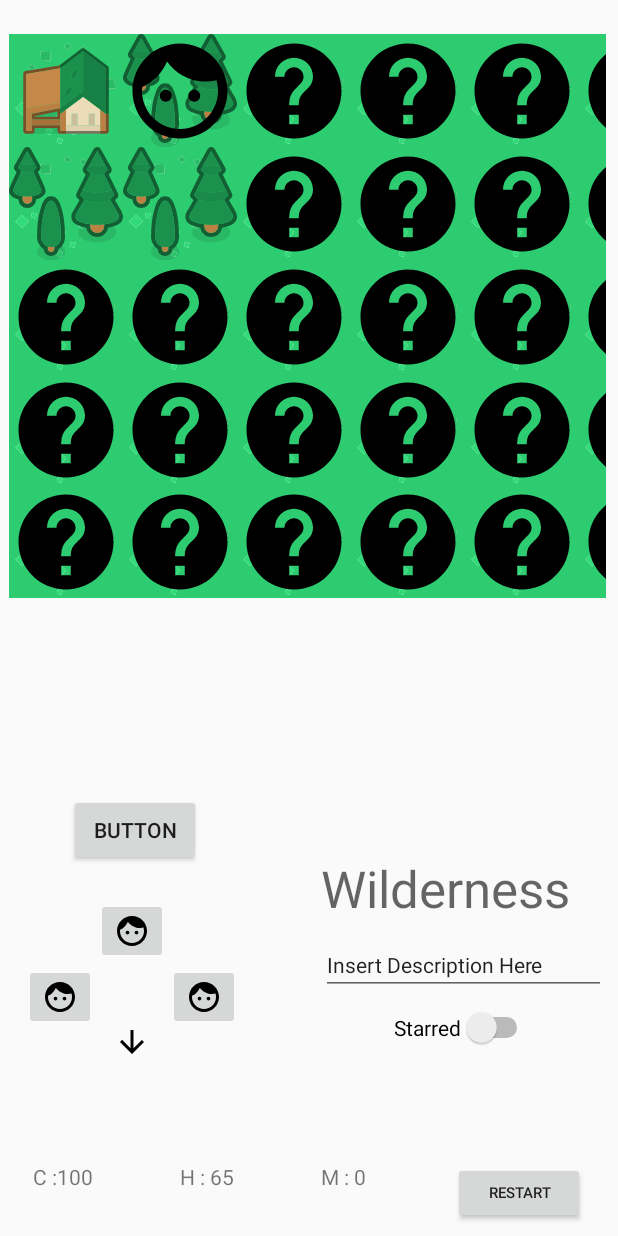
After one commit to CPMugMan/GridGame, an Android app: the NavigationActivity2 screen opened directly, with no data from a screen before it, on a phone screen of 412 x 824 dp. The commit adds this screen. Run offline under Robolectric (Android 15) with nearby library versions, the phone set to English and light mode, and no system bars.

Commit message:
Created New Navigation

```diff
--- a/app/src/main/AndroidManifest.xml
+++ b/app/src/main/AndroidManifest.xml
@@ -9,6 +9,7 @@
         android:roundIcon="@mipmap/ic_launcher_round"
         android:supportsRtl="true"
         android:theme="@style/AppTheme">
+        <activity android:name=".NavigationActivity2"></activity>
         <activity android:name=".OpeningScreenActivity">
             <intent-filter>
                 <action android:name="android.intent.action.MAIN" />
@@ -25,7 +26,7 @@
             android:theme="@style/AppTheme.NoActionBar" />
         <activity android:name=".SmellOScopeActivity" />
         <activity android:name=".SmellActivity" />
-        <activity android:name=".OverviewActivity"></activity>
+        <activity android:name=".OverviewActivity" />
     </application>
 
 </manifest>
--- a/app/src/main/java/au/edu/curtin/gridgame/AreaInfoFragment.java
+++ b/app/src/main/java/au/edu/curtin/gridgame/AreaInfoFragment.java
@@ -104,7 +104,11 @@ public class AreaInfoFragment extends Fragment
     {
         this.inArea = inArea;
 
-        if(inArea.getTown() == false)
+        if(!inArea.getExplored())
+        {
+            areaType.setText("Unexplored");
+        }
+        else if(inArea.getTown() == false)
         {
             areaType.setText("Wilderness");
         }
--- a/app/src/main/java/au/edu/curtin/gridgame/Equipment.java
+++ b/app/src/main/java/au/edu/curtin/gridgame/Equipment.java
@@ -32,6 +32,8 @@ public class Equipment extends Item
         winningItem = inWin;
     }
 
+
+
     public boolean isWinningItem()
     {
         return winningItem;
--- a/app/src/main/java/au/edu/curtin/gridgame/NavigationActivity.java
+++ b/app/src/main/java/au/edu/curtin/gridgame/NavigationActivity.java
@@ -72,7 +72,7 @@ public class NavigationActivity extends AppCompatActivity
             @Override
             public void onClick(View v)
             {
-                if(gameData.positionCheck(1,0) == false)
+                if(!gameData.positionCheck(1, 0))
                 {
                     cantMove();
                 }
--- /dev/null
+++ b/app/src/main/java/au/edu/curtin/gridgame/NavigationActivity2.java
@@ -0,0 +1,326 @@
+package au.edu.curtin.gridgame;
+
+import android.content.Intent;
+import android.support.annotation.NonNull;
+import android.support.v4.app.FragmentManager;
+import android.support.v7.app.AlertDialog;
+import android.support.v7.app.AppCompatActivity;
+import android.os.Bundle;
+import android.support.v7.widget.GridLayoutManager;
+import android.support.v7.widget.RecyclerView;
+import android.transition.Explode;
+import android.view.LayoutInflater;
+import android.view.View;
+import android.view.ViewGroup;
+import android.view.Window;
+import android.widget.Button;
+import android.widget.ImageButton;
+import android.widget.ImageView;
+
+public class NavigationActivity2 extends AppCompatActivity
+{
+    private GameData gameData;
+    private AlertDialog.Builder builder;
+
+    private ImageButton northButton;
+    private ImageButton southButton;
+    private ImageButton eastButton;
+    private ImageButton westButton;
+
+    private AreaInfoFragment fragA;
+    private StatusBarFragment fragB;
+    private MyAdapter adapter;
+
+    @Override
+    protected void onCreate(Bundle savedInstanceState)
+    {
+        super.onCreate(savedInstanceState);
+        setContentView(R.layout.activity_navigation2);
+        gameData = GameData.get(getApplicationContext());
+        gameData.createItems();
+        gameData.load();
+        gameData.load2();
+        gameData.getCurrArea().setExplored(true);
+        buttonSetup();
+
+        builder = new AlertDialog.Builder(NavigationActivity2.this);
+        builder.setCancelable(true);
+
+        FragmentManager fm = getSupportFragmentManager();
+        fragA = (AreaInfoFragment)fm.findFragmentById(R.id.af_container);
+        fragB = (StatusBarFragment)fm.findFragmentById(R.id.sb_container);
+        if(fragA == null)
+        {
+            fragA = new AreaInfoFragment();
+            fm.beginTransaction()
+                    .add(R.id.af_container, fragA).commit();
+        }
+        if(fragB == null)
+        {
+            fragB = new StatusBarFragment();
+            fm.beginTransaction()
+                    .add(R.id.sb_container,fragB).commit();
+        }
+        RecyclerView rc = (RecyclerView)findViewById(R.id.map);
+        rc.setLayoutManager(new GridLayoutManager(this,GameData.X,GridLayoutManager.HORIZONTAL,false));
+        adapter =  new MyAdapter();
+        rc.setAdapter(adapter);
+
+        southButton.setOnClickListener(new View.OnClickListener()
+        {
+            @Override
+            public void onClick(View v)
+            {
+                if(!gameData.positionCheck(1, 0))
+                {
+                    cantMove();
+                }
+                else
+                {
+                    gameData.movePlayer(1,0);
+                    gameData.getCurrArea().setExplored(true);
+                    gameData.updatePlayer();
+                    updateUI();
+                    checkState();
+
+                }
+            }
+        });
+
+        northButton.setOnClickListener(new View.OnClickListener()
+        {
+            @Override
+            public void onClick(View v)
+            {
+                if(!gameData.positionCheck(-1, 0))
+                {
+                    cantMove();
+                }
+                else
+                {
+                    gameData.movePlayer(-1,0);
+                    gameData.getCurrArea().setExplored(true);
+                    gameData.updatePlayer();
+                    updateUI();
+                    checkState();
+
+
+                }
+            }
+        });
+
+        westButton.setOnClickListener(new View.OnClickListener()
+        {
+            @Override
+            public void onClick(View v)
+            {
+                if(!gameData.positionCheck(0, 1))
+                {
+                    cantMove();
+                }
+                else
+                {
+                    gameData.movePlayer(0,1);
+                    gameData.getCurrArea().setExplored(true);
+                    gameData.updatePlayer();
+                    updateUI();
+                    checkState();
+
+                }
+
+            }
+        });
+
+        eastButton.setOnClickListener(new View.OnClickListener()
+        {
+            @Override
+            public void onClick(View v)
+            {
+                if(!gameData.positionCheck(0, -1))
+                {
+                    cantMove();
+                }
+                else
+                {
+                    gameData.movePlayer(0,-1);
+                    gameData.getCurrArea().setExplored(true);
+                    gameData.updatePlayer();
+                    updateUI();
+                    checkState();
+                }
+            }
+        });
+
+
+    }
+
+    public void buttonSetup()
+    {
+        northButton = (ImageButton)findViewById(R.id.upArrow);
+        southButton = (ImageButton)findViewById(R.id.downArrow);
+        eastButton = (ImageButton) findViewById(R.id.leftArrow);
+        westButton = (ImageButton)findViewById(R.id.rightArrow);
+
+    }
+
+    private class MyAdapter extends RecyclerView.Adapter<MyDataVHolder>
+    {
+        @Override
+        public MyDataVHolder onCreateViewHolder(@NonNull ViewGroup viewGroup, int i)
+        {
+            LayoutInflater li = LayoutInflater.from(NavigationActivity2.this);
+            return new MyDataVHolder(li, viewGroup);
+        }
+
+        @Override
+        public void onBindViewHolder(MyDataVHolder myDataVHolder, int i)
+        {
+            int row = i%GameData.X;
+            int col = i/GameData.X;
+            myDataVHolder.bind(gameData.getArea(row,col));
+        }
+
+        @Override
+        public int getItemCount()
+        {
+            return gameData.X*gameData.Y;
+        }
+    }
+
+    private class MyDataVHolder extends RecyclerView.ViewHolder
+    {
+        private ImageView grass;
+        private ImageView wilderness;
+        private ImageView town;
+        private ImageView person;
+        private ImageView star;
+        private ImageView explored;
+        private Area area;
+
+        MyDataVHolder(LayoutInflater li, ViewGroup parent)
+        {
+            super(li.inflate(R.layout.grid_cell,parent,false));
+            int size = parent.getMeasuredHeight() / gameData.X + 2;
+            ViewGroup.LayoutParams lp = itemView.getLayoutParams();
+            lp.width = size;
+            lp.height = size;
+
+            grass = (ImageView)itemView.findViewById(R.id.grass);
+            wilderness = (ImageView)itemView.findViewById(R.id.wilderness);
+            town = (ImageView)itemView.findViewById(R.id.town);
+            person = (ImageView)itemView.findViewById(R.id.person);
+            star = (ImageView)itemView.findViewById(R.id.starred);
+            explored = (ImageView)itemView.findViewById(R.id.explored);
+
+            grass.setOnClickListener(new View.OnClickListener()
+            {
+                @Override
+                public void onClick(View v)
+                {
+                    fragA.updateArea(area);
+                    adapter.notifyDataSetChanged();
+                }
+            });
+        }
+
+        void bind(Area inArea)
+        {
+            //grass.setImageResource(inArea.getGrass());
+            if(!inArea.getExplored())
+            {
+                //grass.setImageResource(inArea.getGrass());
+                explored.setImageResource(inArea.getExploredP());
+                town.setImageResource(0);
+                wilderness.setImageResource(0);
+                person.setImageResource(0);
+                grass.setImageResource(inArea.getGrass());
+
+            }
+            else
+            {
+                explored.setImageResource(0);
+                everythingElse(inArea);
+            }
+            this.area = inArea;
+
+        }
+
+        void everythingElse(Area inArea)
+        {
+            grass.setImageResource(inArea.getGrass());
+            if(inArea.getTown())
+            {
+                town.setImageResource(inArea.getTownP());
+
+            }
+            else
+            {
+                town.setImageResource(0);
+            }
+            if(!inArea.getTown())
+            {
+                wilderness.setImageResource(inArea.getWilderness());
+            }
+            else
+            {
+                wilderness.setImageResource(0);
+            }
+            if(inArea.getX() == gameData.getPlayer().getColLocation() && inArea.getY() == gameData.getPlayer().getRowLocation())
+            {
+                person.setImageResource(inArea.getPerson());
+            }
+            else
+            {
+                person.setImageResource(0);
+            }
+            if(inArea.getStarred())
+            {
+                star.setImageResource(inArea.getStar());
+            }
+            else
+            {
+                star.setImageResource(0);
+            }
+
+        }
+
+    }
+
+    public void updateUI()
+    {
+        fragA.updateUI();
+        fragB.updateUI();
+        adapter.notifyDataSetChanged();
+
+    }
+
+    private void checkState()
+    {
+        if(gameData.getPlayer().getWinCount() == 3)
+        {
+            showMessage("Congrats You Win!");
+            startActivity(new Intent(NavigationActivity2.this,OpeningScreenActivity.class));
+            gameData.resetGame();
+
+        }
+        if(gameData.getPlayer().getHealth() <= 0)
+        {
+            showMessage("You Lose");
+            startActivity(new Intent(NavigationActivity2.this,OpeningScreenActivity.class));
+            gameData.resetGame();
+
+        }
+    }
+
+    private void showMessage(String message)
+    {
+        builder.setMessage(message);
+        builder.show();
+    }
+
+    public void cantMove()
+    {
+        builder.setMessage("Cannot Move there");
+        builder.show();
+    }
+}
--- /dev/null
+++ b/app/src/main/res/drawable/ic_baseline_arrow_downward_24px.xml
@@ -0,0 +1,9 @@
+<vector xmlns:android="http://schemas.android.com/apk/res/android"
+    android:width="24dp"
+    android:height="24dp"
+    android:viewportWidth="24"
+    android:viewportHeight="24">
+  <path
+      android:pathData="M20,12l-1.41,-1.41L13,16.17V4h-2v12.17l-5.58,-5.59L4,12l8,8 8,-8z"
+      android:fillColor="#010101"/>
+</vector>
--- a/app/src/main/res/drawable/ic_explored.xml
+++ b/app/src/main/res/drawable/ic_explored.xml
@@ -1,4 +1,4 @@
-<vector android:alpha="0.54" android:height="24dp"
+<vector android:alpha="1.00" android:height="24dp"
     android:viewportHeight="24" android:viewportWidth="24"
     android:width="24dp" xmlns:android="http://schemas.android.com/apk/res/android">
     <path android:fillColor="#FF000000" android:pathData="M12,2C6.48,2 2,6.48 2,12s4.48,10 10,10 10,-4.48 10,-10S17.52,2 12,2zM13,19h-2v-2h2v2zM15.07,11.25l-0.9,0.92C13.45,12.9 13,13.5 13,15h-2v-0.5c0,-1.1 0.45,-2.1 1.17,-2.83l1.24,-1.26c0.37,-0.36 0.59,-0.86 0.59,-1.41 0,-1.1 -0.9,-2 -2,-2s-2,0.9 -2,2L8,9c0,-2.21 1.79,-4 4,-4s4,1.79 4,4c0,0.88 -0.36,1.68 -0.93,2.25z"/>
--- /dev/null
+++ b/app/src/main/res/drawable/ic_playicon.xml
@@ -0,0 +1,4 @@
+<vector android:height="24dp" android:viewportHeight="48"
+    android:viewportWidth="48" android:width="24dp" xmlns:android="http://schemas.android.com/apk/res/android">
+    <path android:fillColor="#fff" android:pathData="M24,4C12.95,4 4,12.95 4,24s8.95,20 20,20 20,-8.95 20,-20S35.05,4 24,4zM20,33L20,15l12,9 -12,9z"/>
+</vector>
--- /dev/null
+++ b/app/src/main/res/layout/activity_navigation2.xml
@@ -0,0 +1,112 @@
+<?xml version="1.0" encoding="utf-8"?>
+<android.support.constraint.ConstraintLayout xmlns:android="http://schemas.android.com/apk/res/android"
+    xmlns:app="http://schemas.android.com/apk/res-auto"
+    xmlns:tools="http://schemas.android.com/tools"
+    android:layout_width="match_parent"
+    android:layout_height="match_parent"
+    tools:context="au.edu.curtin.gridgame.NavigationActivity2">
+
+    <android.support.v7.widget.RecyclerView
+        android:id="@+id/map"
+        android:layout_width="398dp"
+        android:layout_height="376dp"
+        android:layout_marginBottom="8dp"
+        app:layout_constraintBottom_toBottomOf="@+id/sb_container"
+        app:layout_constraintHorizontal_bias="0.428"
+        app:layout_constraintLeft_toLeftOf="parent"
+        app:layout_constraintRight_toRightOf="parent"
+        app:layout_constraintTop_toTopOf="parent"
+        app:layout_constraintVertical_bias="0.052" />
+
+    <FrameLayout
+        android:id="@+id/af_container"
+        android:layout_width="190dp"
+        android:layout_height="145dp"
+        android:layout_marginStart="8dp"
+        android:layout_marginTop="8dp"
+        android:layout_marginEnd="8dp"
+        android:layout_marginBottom="68dp"
+        app:layout_constraintBottom_toTopOf="@+id/sb_container"
+        app:layout_constraintEnd_toEndOf="parent"
+        app:layout_constraintHorizontal_bias="1.0"
+        app:layout_constraintStart_toStartOf="parent"
+        app:layout_constraintTop_toTopOf="parent"
+        app:layout_constraintVertical_bias="1.0">
+
+    </FrameLayout>
+
+    <FrameLayout
+        android:id="@+id/sb_container"
+        android:layout_width="368dp"
+        android:layout_height="41dp"
+        android:layout_marginStart="8dp"
+        android:layout_marginTop="8dp"
+        android:layout_marginEnd="8dp"
+        android:layout_marginBottom="8dp"
+        app:layout_constraintBottom_toBottomOf="parent"
+        app:layout_constraintEnd_toEndOf="parent"
+        app:layout_constraintStart_toStartOf="parent"
+        app:layout_constraintTop_toTopOf="parent"
+        app:layout_constraintVertical_bias="1.0">
+
+    </FrameLayout>
+
+    <ImageButton
+        android:id="@+id/downArrow"
+        android:layout_width="wrap_content"
+        android:layout_height="wrap_content"
+        android:layout_marginTop="40dp"
+        android:layout_marginEnd="12dp"
+        android:background="@null"
+        app:layout_constraintEnd_toEndOf="@+id/upArrow"
+        app:layout_constraintTop_toBottomOf="@+id/upArrow"
+        app:srcCompat="@drawable/ic_baseline_arrow_downward_24px" />
+
+    <ImageButton
+        android:id="@+id/leftArrow"
+        android:layout_width="wrap_content"
+        android:layout_height="wrap_content"
+        app:layout_constraintEnd_toStartOf="@+id/upArrow"
+        app:layout_constraintTop_toBottomOf="@+id/upArrow"
+        app:srcCompat="@drawable/ic_person" />
+
+    <ImageButton
+        android:id="@+id/rightArrow"
+        android:layout_width="wrap_content"
+        android:layout_height="wrap_content"
+        app:layout_constraintStart_toEndOf="@+id/upArrow"
+        app:layout_constraintTop_toBottomOf="@+id/upArrow"
+        app:srcCompat="@drawable/ic_person" />
+
+    <ImageButton
+        android:id="@+id/upArrow"
+        android:layout_width="wrap_content"
+        android:layout_height="wrap_content"
+        android:layout_marginStart="64dp"
+        android:layout_marginTop="8dp"
+        android:layout_marginEnd="8dp"
+        android:layout_marginBottom="8dp"
+        app:layout_constraintBottom_toBottomOf="parent"
+        app:layout_constraintEnd_toEndOf="parent"
+        app:layout_constraintHorizontal_bias="0.0"
+        app:layout_constraintStart_toStartOf="parent"
+        app:layout_constraintTop_toTopOf="parent"
+        app:layout_constraintVertical_bias="0.773"
+        app:srcCompat="@drawable/ic_person" />
+
+    <Button
+        android:id="@+id/button2"
+        android:layout_width="wrap_content"
+        android:layout_height="wrap_content"
+        android:layout_marginStart="8dp"
+        android:layout_marginTop="8dp"
+        android:layout_marginEnd="8dp"
+        android:layout_marginBottom="8dp"
+        android:text="Button"
+        app:layout_constraintBottom_toBottomOf="parent"
+        app:layout_constraintEnd_toEndOf="parent"
+        app:layout_constraintHorizontal_bias="0.123"
+        app:layout_constraintStart_toStartOf="parent"
+        app:layout_constraintTop_toTopOf="parent"
+        app:layout_constraintVertical_bias="0.686" />
+</android.support.constraint.ConstraintLayout>
--- a/app/src/main/res/values/styles.xml
+++ b/app/src/main/res/values/styles.xml
@@ -1,7 +1,7 @@
 <resources>
 
     <!-- Base application theme. -->
-    <style name="AppTheme" parent="Theme.AppCompat.Light.DarkActionBar">
+    <style name="AppTheme" parent="Theme.AppCompat.Light.NoActionBar">
         <!-- Customize your theme here. -->
         <item name="colorPrimary">@color/colorPrimary</item>
         <item name="colorPrimaryDark">@color/colorPrimaryDark</item>
--- a/build.gradle
+++ b/build.gradle
@@ -7,7 +7,7 @@ buildscript {
         jcenter()
     }
     dependencies {
-        classpath 'com.android.tools.build:gradle:3.2.0'
+        classpath 'com.android.tools.build:gradle:3.3.0'
 
 
         // NOTE: Do not place your application dependencies here; they belong
```
Also changed, not shown: app/build.gradle (+6 -5 lines), app/src/main/java/au/edu/curtin/gridgame/OpeningScreenActivity.java (+8 -3 lines), app/src/main/res/drawable/ic_playicon2.xml (added, +9 -0 lines), app/src/main/res/layout/activity_opening_screen.xml (+39 -20 lines), gradle/wrapper/gradle-wrapper.properties.
